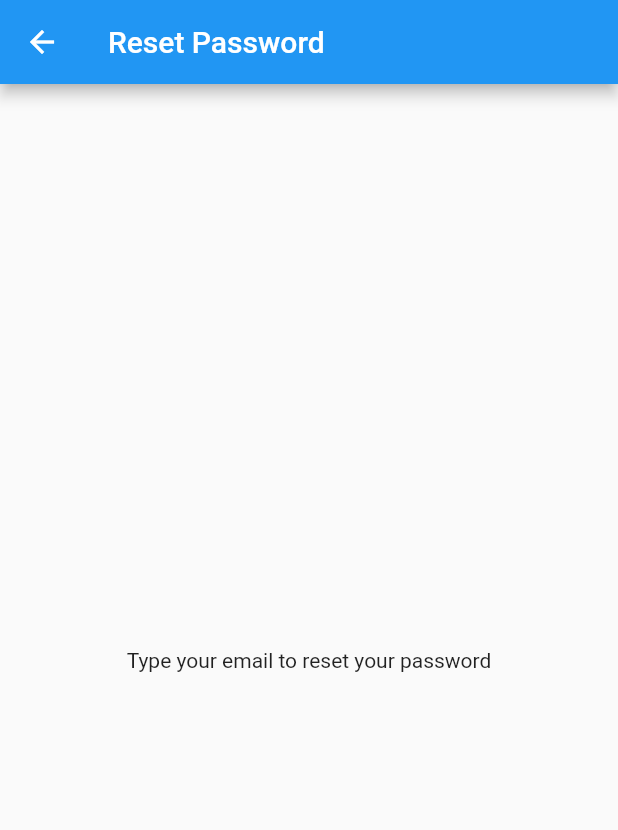
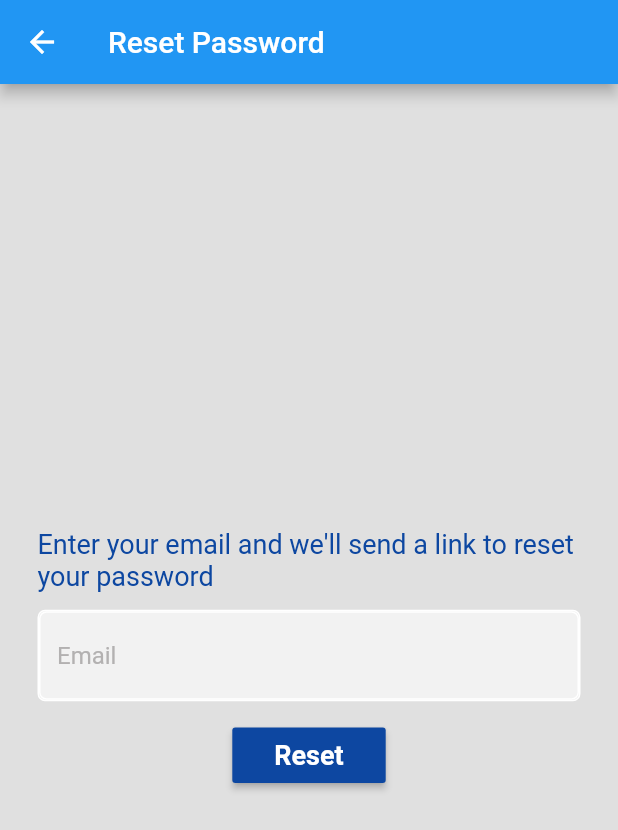
Before and after one commit to soikat77/login, a Flutter app: the ForgotPasswordPage screen opened directly, on a phone screen of 412 x 824 dp. Shown: the top 830 px of the screen. Run offline on Flutter 3.47's test engine with Material 2 defaults, Android fonts, the phone set to English and light mode, and no system bars; our stand-ins replace firebase_auth, firebase_core; accounts and stored records are empty.

Commit message:
password reset added

```diff
--- a/lib/pages/forgot_password_page.dart
+++ b/lib/pages/forgot_password_page.dart
@@ -1,3 +1,4 @@
+import 'package:firebase_auth/firebase_auth.dart';
 import 'package:flutter/material.dart';
 
 class ForgotPasswordPage extends StatefulWidget {
@@ -8,14 +9,133 @@ class ForgotPasswordPage extends StatefulWidget {
 }
 
 class _ForgotPasswordPageState extends State<ForgotPasswordPage> {
+  /* ----------------------------- Text Controller ---------------------------- */
+  final _emailController = TextEditingController();
+
+  @override
+  void dispose() {
+    _emailController.dispose();
+    super.dispose();
+  }
+
+  Future pwReset() async {
+    try {
+      await FirebaseAuth.instance
+          .sendPasswordResetEmail(email: _emailController.text.trim());
+      showDialog(
+        context: context,
+        builder: (context) {
+          return const AlertDialog(
+            content:
+                Text('Password reset link sent to your email. Please check...'),
+          );
+        },
+      );
+    } on FirebaseAuthException catch (e) {
+      showDialog(
+        context: context,
+        builder: (context) {
+          return AlertDialog(
+            content: Text(e.message.toString()),
+          );
+        },
+      );
+    }
+  }
+
   @override
   Widget build(BuildContext context) {
     return Scaffold(
+      backgroundColor: Colors.grey[300],
       appBar: AppBar(
         title: const Text('Reset Password'),
       ),
-      body: const Center(
-        child: Text('Type your email to reset your password'),
+      body: Center(
+        child: Padding(
+          padding: const EdgeInsets.symmetric(horizontal: 25.0),
+          child: Column(
+            mainAxisAlignment: MainAxisAlignment.center,
+            children: [
+              Text(
+                "Enter your email and we'll send a link to reset your password",
+                style: TextStyle(
+                  color: Colors.blue[900],
+                  fontSize: 18,
+                ),
+              ),
+              const SizedBox(height: 12),
+              Container(
+                decoration: BoxDecoration(
+                  color: Colors.grey[200],
+                  border: Border.all(color: Colors.white),
+                  borderRadius: BorderRadius.circular(5),
+                ),
+                child: Padding(
+                  padding: const EdgeInsets.symmetric(horizontal: 0),
+
+                  // Email textfiled
+                  child: TextField(
+                    controller: _emailController,
+                    enabled: true, // to trigger disabledBorder
+                    decoration: const InputDecoration(
+                      filled: true,
+                      fillColor: Color(0xFFF2F2F2),
+                      focusedBorder: OutlineInputBorder(
+                        borderRadius: BorderRadius.all(Radius.circular(5)),
+                        borderSide:
+                            BorderSide(width: 2, color: Colors.blueGrey),
+                      ),
+                      disabledBorder: OutlineInputBorder(
+                        borderRadius: BorderRadius.all(Radius.circular(5)),
+                        borderSide: BorderSide(width: 1, color: Colors.orange),
+                      ),
+                      enabledBorder: OutlineInputBorder(
+                        borderRadius: BorderRadius.all(Radius.circular(5)),
+                        borderSide: BorderSide(width: 1, color: Colors.white),
+                      ),
+                      border: OutlineInputBorder(
+                        borderRadius: BorderRadius.all(Radius.circular(5)),
+                        borderSide: BorderSide(width: 1),
+                      ),
+                      errorBorder: OutlineInputBorder(
+                        borderRadius: BorderRadius.all(Radius.circular(5)),
+                        borderSide: BorderSide(width: 1, color: Colors.red),
+                      ),
+                      focusedErrorBorder: OutlineInputBorder(
+                        borderRadius: BorderRadius.all(Radius.circular(5)),
+                        borderSide:
+                            BorderSide(width: 1, color: Colors.yellowAccent),
+                      ),
+                      hintText: "Email",
+                      hintStyle:
+                          TextStyle(fontSize: 16, color: Color(0xFFB3B1B1)),
+                      // errorText: snapshot.error,
+                    ),
+                    // controller: _passwordController,
+                    // onChanged: _authenticationFormBloc.onPasswordChanged,
+                    // obscureText: false,
+                  ),
+                ),
+              ),
+              const SizedBox(height: 12),
+              MaterialButton(
+                onPressed: pwReset,
+                color: Colors.blue[900],
+                child: const Padding(
+                  padding: EdgeInsets.symmetric(horizontal: 12, vertical: 8),
+                  child: Text(
+                    'Reset',
+                    style: TextStyle(
+                      color: Colors.white,
+                      fontSize: 18,
+                      fontWeight: FontWeight.bold,
+                    ),
+                  ),
+                ),
+              ),
+            ],
+          ),
+        ),
       ),
     );
   }
--- a/lib/pages/home_page.dart
+++ b/lib/pages/home_page.dart
@@ -15,6 +15,7 @@ class _HomePageState extends State<HomePage> {
   @override
   Widget build(BuildContext context) {
     return Scaffold(
+      backgroundColor: Colors.grey[300],
       body: Center(
         child: Column(
           mainAxisAlignment: MainAxisAlignment.center,
--- a/lib/pages/login_page.dart
+++ b/lib/pages/login_page.dart
@@ -44,8 +44,7 @@ class _LoginPageState extends State<LoginPage> {
               children: [
                 const SizedBox(height: 48),
 
-                // ignore: todo
-                // TODO: Greetings
+                /* -------------------------------- Greetings ------------------------------- */
                 const Icon(
                   Icons.android_outlined,
                   size: 75,
@@ -69,8 +68,7 @@ class _LoginPageState extends State<LoginPage> {
                 ),
                 const SizedBox(height: 32),
 
-                // ignore: todo
-                // TODO: Email
+                /* ---------------------------------- Email --------------------------------- */
                 Padding(
                   padding: const EdgeInsets.symmetric(horizontal: 25.0),
                   child: Container(
```
